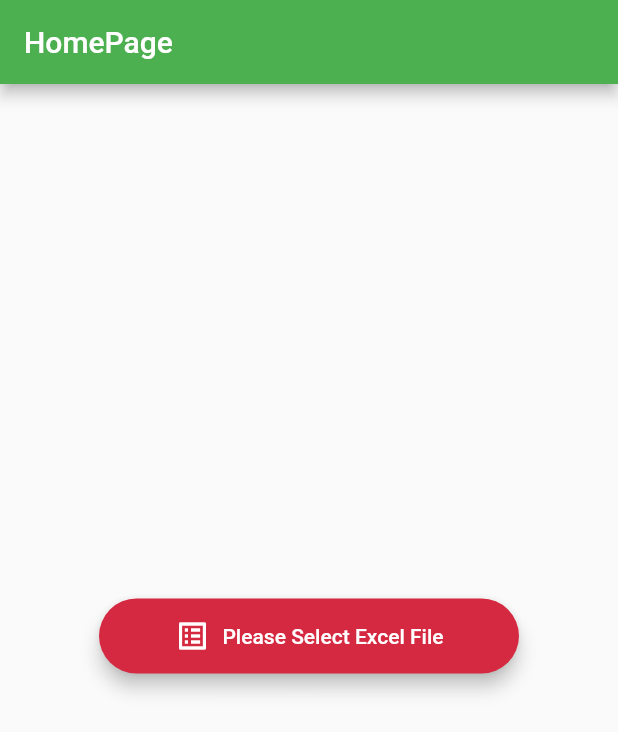
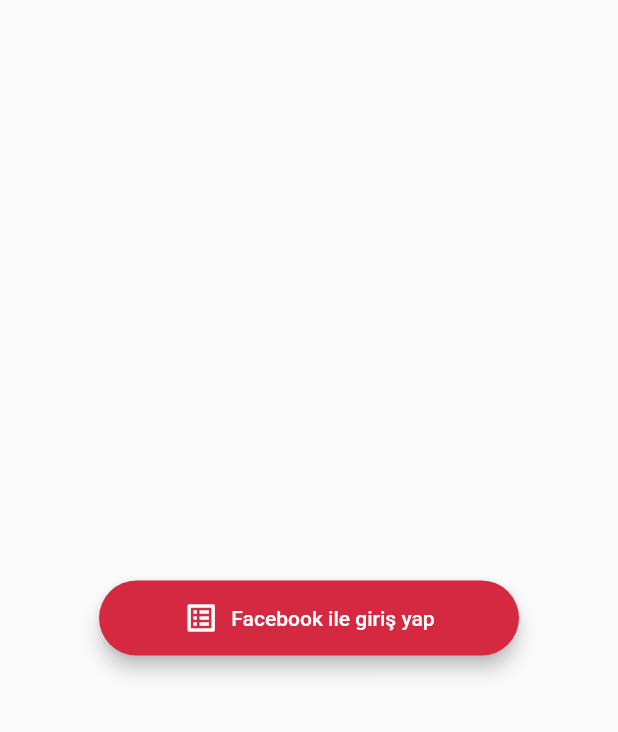
Before and after one commit to Spearfisher64/Flutter_Excel_to_Listview, a Flutter app: the screen it shows after launch, on a phone screen of 412 x 824 dp. Shown: the top 732 px of the screen. Run offline on Flutter 3.47's test engine with Material 2 defaults, Android fonts, the phone set to English and light mode, and no system bars; our stand-ins replace file_picker; missing offline and left inert: excel, flutter_facebook_auth.

```diff
--- a/lib/main.dart
+++ b/lib/main.dart
@@ -1,4 +1,5 @@
 import 'package:flutter/material.dart';
+import 'package:flutter_excel_to_listview/screens/loginpage.dart';
 import 'screens/homepage.dart';
 
 void main() {
@@ -25,7 +26,7 @@ class MyApp extends StatelessWidget {
         // is not restarted.
         primarySwatch: Colors.blue,
       ),
-      home: const HomePage(),
+      home: const LoginPage(),
     );
   }
 }
--- /dev/null
+++ b/lib/screens/loginpage.dart
@@ -0,0 +1,57 @@
+import 'package:flutter/material.dart';
+import 'package:flutter_excel_to_listview/screens/homepage.dart';
+import 'package:flutter_facebook_auth/flutter_facebook_auth.dart';
+
+class LoginPage extends StatefulWidget {
+  const LoginPage({Key? key}) : super(key: key);
+
+  @override
+  _LoginPageState createState() => _LoginPageState();
+}
+
+class _LoginPageState extends State<LoginPage> {
+  Future _loginWithFacebook() async {
+    final LoginResult result = await FacebookAuth.instance
+        .login(); // by default we request the email and the public profile
+// or FacebookAuth.i.login()
+    if (result.status == LoginStatus.success) {
+      // you are logged
+      Navigator.push(
+        context,
+        MaterialPageRoute(builder: (context) => const HomePage()),
+      );
+    }
+  }
+
+  @override
+  Widget build(BuildContext context) {
+    return Scaffold(
+        body: Center(
+            child: Column(
+      mainAxisAlignment: MainAxisAlignment.center,
+      children: [
+        ElevatedButton.icon(
+          onPressed: () {
+            _loginWithFacebook();
+          },
+          icon: const Icon(Icons.list_alt),
+          label: const Text("Facebook ile giriş yap"),
+          style: ButtonStyle(
+            fixedSize: MaterialStateProperty.all<Size>(const Size(280, 50)),
+            padding:
+                MaterialStateProperty.all<EdgeInsets>(const EdgeInsets.all(10)),
+            elevation: MaterialStateProperty.all<double>(5.0),
+            backgroundColor: MaterialStateProperty.all<Color>(
+              const Color(0xffD52941),
+            ),
+            shape: MaterialStateProperty.all<RoundedRectangleBorder>(
+              RoundedRectangleBorder(
+                borderRadius: BorderRadius.circular(30.0),
+              ),
+            ),
+          ),
+        ),
+      ],
+    )));
+  }
+}
--- a/pubspec.yaml
+++ b/pubspec.yaml
@@ -36,6 +36,9 @@ dependencies:
   cupertino_icons: ^1.0.2
   file_picker: ^4.0.2
   excel: ^1.1.5
+  firebase_core: ^1.6.0
+  flutter_facebook_auth: ^3.5.1
+  firebase_auth: ^3.1.1
 
 dev_dependencies:
   flutter_test:
```
Also changed, not shown: lib/screens/homepage.dart (+21 -4 lines), pubspec.lock, 5 other files.
